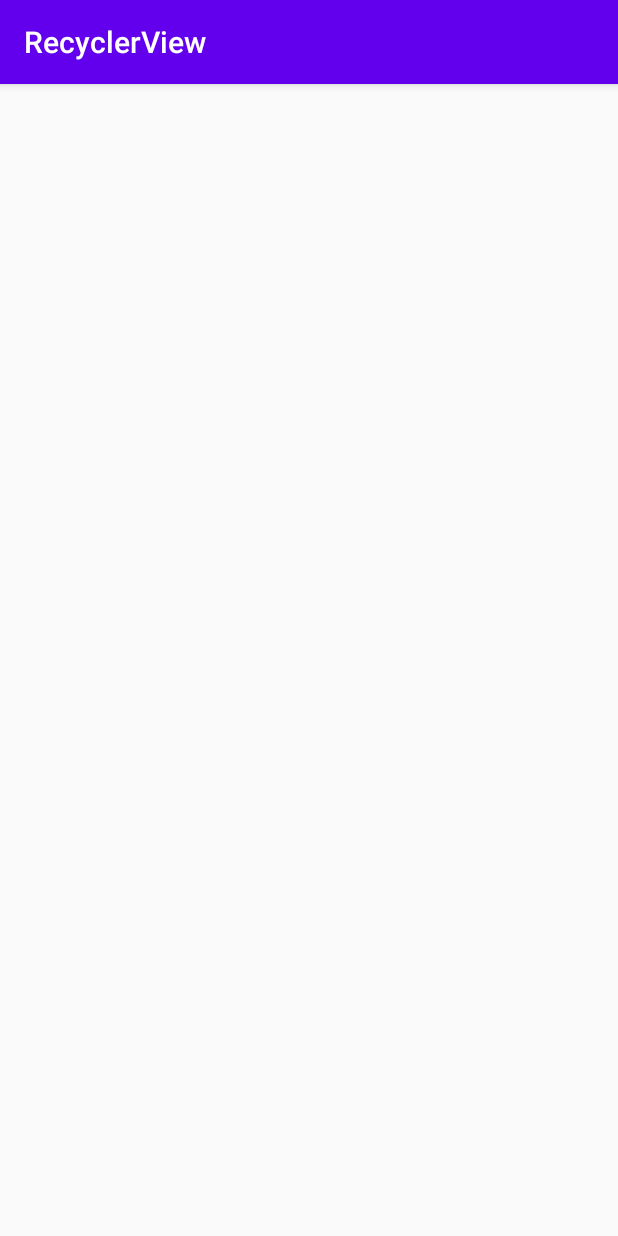
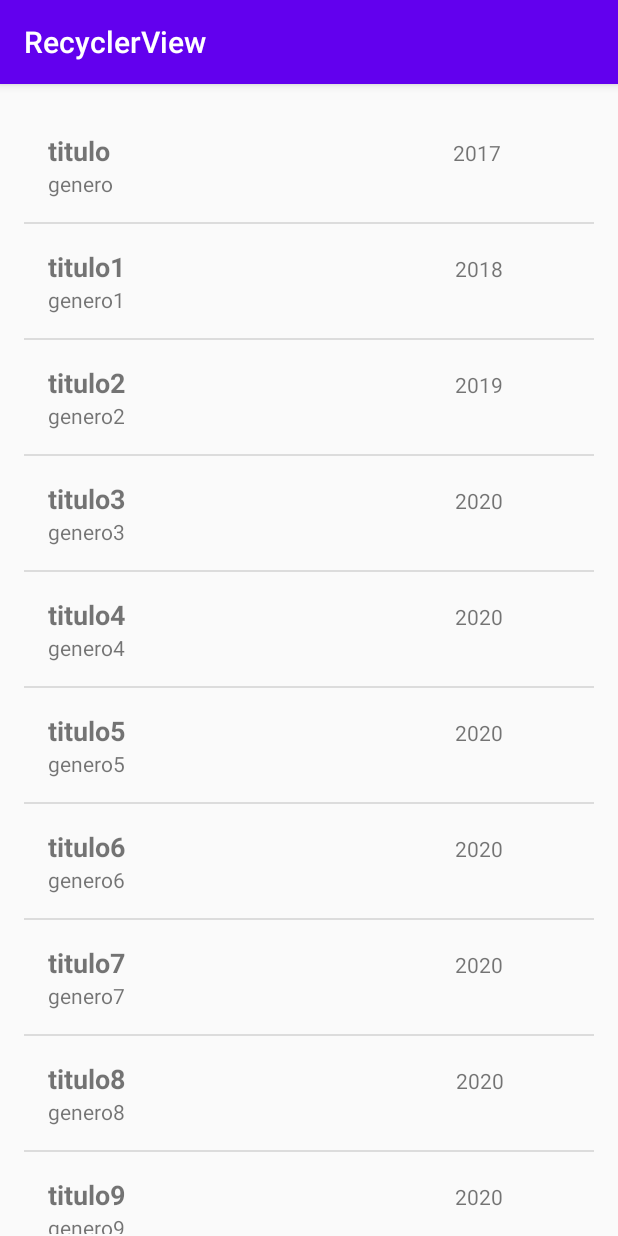
Before and after one commit to nathan-oliveira/Desenvolvimento_Android_Java, an Android app: the screen it shows after launch (MainActivity), on a phone screen of 412 x 824 dp. Run offline under Robolectric (Android 15) with nearby library versions, the light colour scheme and no system bars.

Commit message:
chore: add Project ReyclerView

```diff
--- a/RecyclerView/app/src/main/java/com/example/recyclerview/activity/activity/MainActivity.java
+++ b/RecyclerView/app/src/main/java/com/example/recyclerview/activity/activity/MainActivity.java
@@ -1,16 +1,24 @@
 package com.example.recyclerview.activity.activity;
 
 import androidx.appcompat.app.AppCompatActivity;
+import androidx.recyclerview.widget.DividerItemDecoration;
 import androidx.recyclerview.widget.LinearLayoutManager;
 import androidx.recyclerview.widget.RecyclerView;
 
 import android.os.Bundle;
+import android.widget.LinearLayout;
 
 import com.example.recyclerview.R;
+import com.example.recyclerview.activity.adapter.Adapter;
+import com.example.recyclerview.activity.model.Filme;
+
+import java.util.ArrayList;
+import java.util.List;
 
 public class MainActivity extends AppCompatActivity {
 
     private RecyclerView recyclerView;
+    private List<Filme> listaFilmes = new ArrayList<>();
 
     @Override
     protected void onCreate(Bundle savedInstanceState) {
@@ -19,14 +27,50 @@ public class MainActivity extends AppCompatActivity {
 
         recyclerView = findViewById(R.id.recyclerView);
 
+        // Listagem de filmes
+        this.criarFilmes();
+
         // Configurar adapter
-
+        Adapter adapter = new Adapter(listaFilmes);
 
         // Configurar Recyclerview
         RecyclerView.LayoutManager layoutManager = new LinearLayoutManager(getApplicationContext());
         recyclerView.setLayoutManager(layoutManager);
         recyclerView.setHasFixedSize(true);
-//        recyclerView.setAdapter();
+        recyclerView.addItemDecoration(new DividerItemDecoration(this, LinearLayout.VERTICAL));
+        recyclerView.setAdapter(adapter);
 
     }
+
+    public void criarFilmes() {
+        Filme filme = new Filme("titulo", "genero", "2017");
+        this.listaFilmes.add(filme);
+
+        filme = new Filme("titulo1", "genero1", "2018");
+        this.listaFilmes.add(filme);
+
+        filme = new Filme("titulo2", "genero2", "2019");
+        this.listaFilmes.add(filme);
+
+        filme = new Filme("titulo3", "genero3", "2020");
+        this.listaFilmes.add(filme);
+
+        filme = new Filme("titulo4", "genero4", "2020");
+        this.listaFilmes.add(filme);
+
+        filme = new Filme("titulo5", "genero5", "2020");
+        this.listaFilmes.add(filme);
+
+        filme = new Filme("titulo6", "genero6", "2020");
+        this.listaFilmes.add(filme);
+
+        filme = new Filme("titulo7", "genero7", "2020");
+        this.listaFilmes.add(filme);
+
+        filme = new Filme("titulo8", "genero8", "2020");
+        this.listaFilmes.add(filme);
+
+        filme = new Filme("titulo9", "genero9", "2020");
+        this.listaFilmes.add(filme);
+    }
 }
--- a/RecyclerView/app/src/main/java/com/example/recyclerview/activity/adapter/Adapter.java
+++ b/RecyclerView/app/src/main/java/com/example/recyclerview/activity/adapter/Adapter.java
@@ -1,5 +1,6 @@
 package com.example.recyclerview.activity.adapter;
 
+import android.view.LayoutInflater;
 import android.view.View;
 import android.view.ViewGroup;
 import android.widget.TextView;
@@ -7,22 +8,39 @@ import android.widget.TextView;
 import androidx.annotation.NonNull;
 import androidx.recyclerview.widget.RecyclerView;
 
+import com.example.recyclerview.R;
+import com.example.recyclerview.activity.model.Filme;
+
+import java.util.List;
+
 public class Adapter extends RecyclerView.Adapter<Adapter.MyViewHolder> {
+
+    private List<Filme> listaFilmes;
+
+    public Adapter(List<Filme> lista) {
+        this.listaFilmes = lista;
+    }
 
     @NonNull
     @Override
     public MyViewHolder onCreateViewHolder(@NonNull ViewGroup parent, int viewType) {
-        return null;
+        View itemLista = LayoutInflater.from(parent.getContext())
+            .inflate(R.layout.adapter_lista, parent, false);
+
+        return new MyViewHolder(itemLista);
     }
 
     @Override
     public void onBindViewHolder(@NonNull MyViewHolder holder, int position) {
-
+        Filme filme = listaFilmes.get(position);
+        holder.titulo.setText(filme.getTituloFilme());
+        holder.genero.setText(filme.getGereno());
+        holder.ano.setText(filme.getAno());
     }
 
     @Override
     public int getItemCount() {
-        return 0;
+        return listaFilmes.size();
     }
 
     public class MyViewHolder extends RecyclerView.ViewHolder {
@@ -32,6 +50,10 @@ public class Adapter extends RecyclerView.Adapter<Adapter.MyViewHolder> {
 
         public MyViewHolder(@NonNull View itemView) {
             super(itemView);
+
+            titulo = itemView.findViewById(R.id.textTitulo);
+            ano = itemView.findViewById(R.id.textAno);
+            genero = itemView.findViewById(R.id.textGenero);
         }
     }
 }
--- /dev/null
+++ b/RecyclerView/app/src/main/java/com/example/recyclerview/activity/model/Filme.java
@@ -0,0 +1,40 @@
+package com.example.recyclerview.activity.model;
+
+/*
+ * Created by Nathan Oliveira
+ */
+public class Filme {
+    private String tituloFilme;
+    private String gereno;
+    private String ano;
+
+    public Filme(String tituloFilme, String gereno, String ano) {
+        this.tituloFilme = tituloFilme;
+        this.gereno = gereno;
+        this.ano = ano;
+    }
+
+    public String getTituloFilme() {
+        return tituloFilme;
+    }
+
+    public void setTituloFilme(String tituloFilme) {
+        this.tituloFilme = tituloFilme;
+    }
+
+    public String getGereno() {
+        return gereno;
+    }
+
+    public void setGereno(String gereno) {
+        this.gereno = gereno;
+    }
+
+    public String getAno() {
+        return ano;
+    }
+
+    public void setAno(String ano) {
+        this.ano = ano;
+    }
+}
--- a/RecyclerView/app/src/main/res/layout/adapter_lista.xml
+++ b/RecyclerView/app/src/main/res/layout/adapter_lista.xml
@@ -11,7 +11,7 @@
         android:orientation="horizontal">
 
         <TextView
-            android:id="@+id/textView"
+            android:id="@+id/textTitulo"
             android:layout_width="wrap_content"
             android:layout_height="wrap_content"
             android:layout_weight="5"
@@ -20,7 +20,7 @@
             android:textStyle="bold" />
 
         <TextView
-            android:id="@+id/textView2"
+            android:id="@+id/textAno"
             android:layout_width="wrap_content"
             android:layout_height="wrap_content"
             android:layout_weight="1"
@@ -29,7 +29,7 @@
     </LinearLayout>
 
     <TextView
-        android:id="@+id/textView5"
+        android:id="@+id/textGenero"
         android:layout_width="match_parent"
         android:layout_height="wrap_content"
         android:text="Genero" />
```
